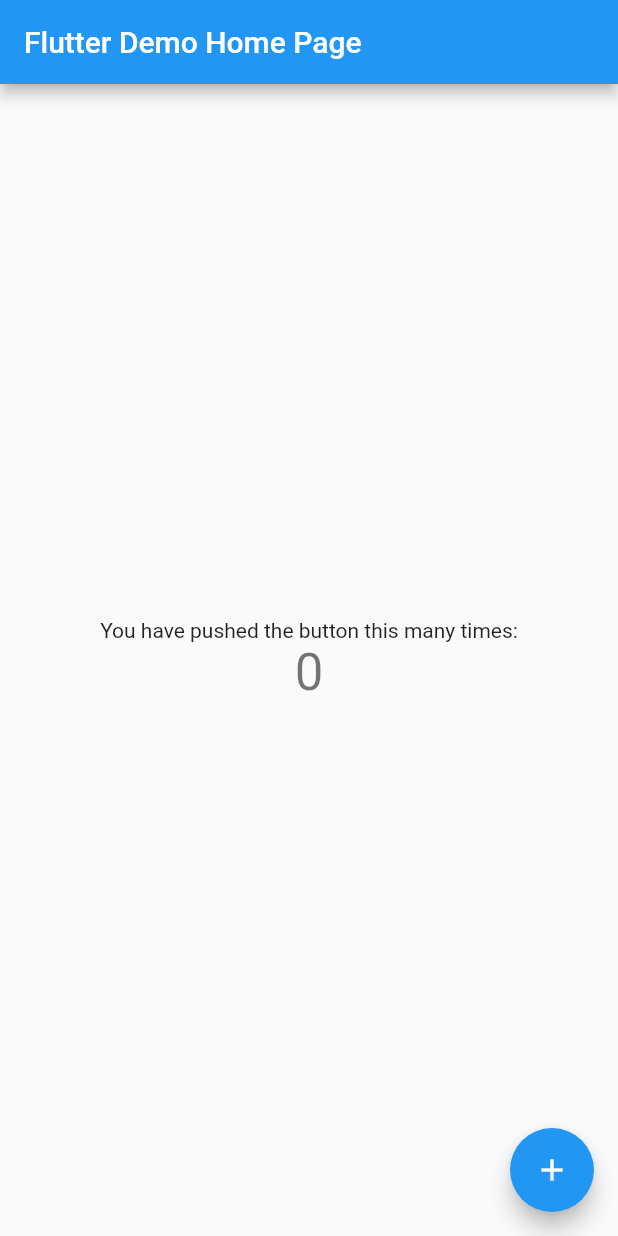
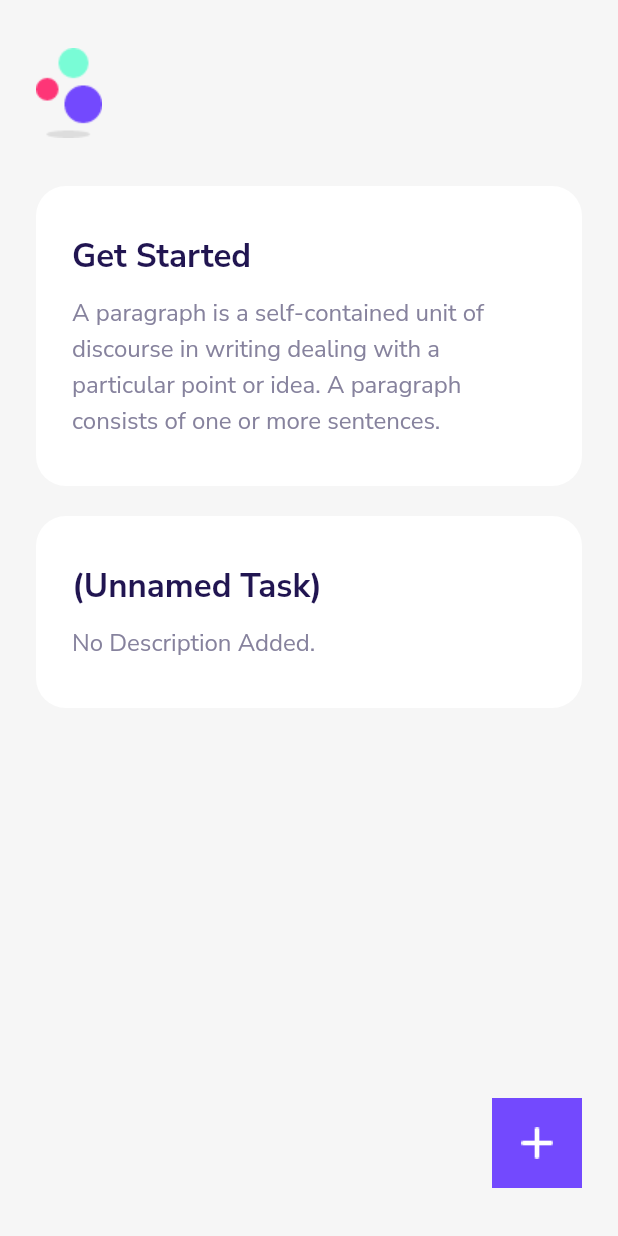
Before and after one commit to anojan1996/Todo-App, a Flutter app: the screen it shows after launch, on a phone screen of 412 x 824 dp. Run offline on Flutter 3.47's test engine with Material 2 defaults, Android fonts, the phone set to English and light mode, and no system bars; our stand-ins replace google_fonts.

Commit message:
Home Page

```diff
--- a/todo/lib/main.dart
+++ b/todo/lib/main.dart
@@ -1,4 +1,6 @@
 import 'package:flutter/material.dart';
+import 'package:google_fonts/google_fonts.dart';
+import 'package:todo/screens/homepage.dart';
 
 void main() {
   runApp(MyApp());
@@ -9,109 +11,13 @@ class MyApp extends StatelessWidget {
   @override
   Widget build(BuildContext context) {
     return MaterialApp(
-      title: 'Flutter Demo',
+      debugShowCheckedModeBanner: false,
       theme: ThemeData(
-        // This is the theme of your application.
-        //
-        // Try running your application with "flutter run". You'll see the
-        // application has a blue toolbar. Then, without quitting the app, try
-        // changing the primarySwatch below to Colors.green and then invoke
-        // "hot reload" (press "r" in the console where you ran "flutter run",
-        // or simply save your changes to "hot reload" in a Flutter IDE).
-        // Notice that the counter didn't reset back to zero; the application
-        // is not restarted.
-        primarySwatch: Colors.blue,
-        // This makes the visual density adapt to the platform that you run
-        // the app on. For desktop platforms, the controls will be smaller and
-        // closer together (more dense) than on mobile platforms.
-        visualDensity: VisualDensity.adaptivePlatformDensity,
+        textTheme:GoogleFonts.nunitoSansTextTheme(
+          Theme.of(context).textTheme,
+        ),
       ),
-      home: MyHomePage(title: 'Flutter Demo Home Page'),
+      home: Homepage(),
     );
   }
 }
-
-class MyHomePage extends StatefulWidget {
-  MyHomePage({Key key, this.title}) : super(key: key);
-
-  // This widget is the home page of your application. It is stateful, meaning
-  // that it has a State object (defined below) that contains fields that affect
-  // how it looks.
-
-  // This class is the configuration for the state. It holds the values (in this
-  // case the title) provided by the parent (in this case the App widget) and
-  // used by the build method of the State. Fields in a Widget subclass are
-  // always marked "final".
-
-  final String title;
-
-  @override
-  _MyHomePageState createState() => _MyHomePageState();
-}
-
-class _MyHomePageState extends State<MyHomePage> {
-  int _counter = 0;
-
-  void _incrementCounter() {
-    setState(() {
-      // This call to setState tells the Flutter framework that something has
-      // changed in this State, which causes it to rerun the build method below
-      // so that the display can reflect the updated values. If we changed
-      // _counter without calling setState(), then the build method would not be
-      // called again, and so nothing would appear to happen.
-      _counter++;
-    });
-  }
-
-  @override
-  Widget build(BuildContext context) {
-    // This method is rerun every time setState is called, for instance as done
-    // by the _incrementCounter method above.
-    //
-    // The Flutter framework has been optimized to make rerunning build methods
-    // fast, so that you can just rebuild anything that needs updating rather
-    // than having to individually change instances of widgets.
-    return Scaffold(
-      appBar: AppBar(
-        // Here we take the value from the MyHomePage object that was created by
-        // the App.build method, and use it to set our appbar title.
-        title: Text(widget.title),
-      ),
-      body: Center(
-        // Center is a layout widget. It takes a single child and positions it
-        // in the middle of the parent.
-        child: Column(
-          // Column is also a layout widget. It takes a list of children and
-          // arranges them vertically. By default, it sizes itself to fit its
-          // children horizontally, and tries to be as tall as its parent.
-          //
-          // Invoke "debug painting" (press "p" in the console, choose the
-          // "Toggle Debug Paint" action from the Flutter Inspector in Android
-          // Studio, or the "Toggle Debug Paint" command in Visual Studio Code)
-          // to see the wireframe for each widget.
-          //
-          // Column has various properties to control how it sizes itself and
-          // how it positions its children. Here we use mainAxisAlignment to
-          // center the children vertically; the main axis here is the vertical
-          // axis because Columns are vertical (the cross axis would be
-          // horizontal).
-          mainAxisAlignment: MainAxisAlignment.center,
-          children: <Widget>[
-            Text(
-              'You have pushed the button this many times:',
-            ),
-            Text(
-              '$_counter',
-              style: Theme.of(context).textTheme.headline4,
-            ),
-          ],
-        ),
-      ),
-      floatingActionButton: FloatingActionButton(
-        onPressed: _incrementCounter,
-        tooltip: 'Increment',
-        child: Icon(Icons.add),
-      ), // This trailing comma makes auto-formatting nicer for build methods.
-    );
-  }
-}
--- /dev/null
+++ b/todo/lib/screens/homepage.dart
@@ -0,0 +1,68 @@
+import 'package:flutter/material.dart';
+import 'package:todo/widgets.dart';
+
+class Homepage extends StatefulWidget {
+  @override
+  _HomepageState createState() => _HomepageState();
+}
+
+class _HomepageState extends State<Homepage> {
+  @override
+  Widget build(BuildContext context) {
+    return Scaffold(
+      body: SafeArea(
+        child:Container(
+          width: double.infinity,
+          padding: EdgeInsets.symmetric(
+            horizontal: 24.0,
+            vertical: 32.0,
+          ),
+          color: Color(0xFFF6F6F6),
+          child: Stack(
+            children: [
+              Column(
+                crossAxisAlignment: CrossAxisAlignment.start,
+                children: [
+                Container(
+                  margin: EdgeInsets.only(
+                    bottom:32.0
+                    ),
+                  child: Image(
+                    image: AssetImage(
+                      'assets/images/logo.png'
+
+                  ),
+                  ),
+                ),
+                TaskCardWidget(
+                  title: "Get Started",
+                  desc: "A paragraph is a self-contained unit of discourse in writing dealing with a particular point or idea. A paragraph consists of one or more sentences.",
+                ),
+                TaskCardWidget(),
+              ],
+              ),
+              Positioned(
+                bottom: 0.0,
+                right: 0.0,
+                child: Container(
+                  width: 60.0,
+                  height: 60.0,
+                  decoration: BoxDecoration(
+                    color: Color(0xFF7349FE)
+                    //borderRadius: BorderRadius.circular(20.0),
+                  ),
+                  child: Image(
+                    image: AssetImage(
+                      "assets/images/add_icon.png",
+                    ),
+                  ),
+                ),
+              ),
+            ],
+          ),
+        ) ,
+        ),
+
+    );
+  }
+}
--- /dev/null
+++ b/todo/lib/widgets.dart
@@ -0,0 +1,51 @@
+import 'package:flutter/material.dart';
+
+class TaskCardWidget extends StatelessWidget {
+  @override
+  final String title;
+  final String desc;
+  TaskCardWidget({this.title, this.desc});
+
+  Widget build(BuildContext context) {
+    return Container(
+      width: double.infinity,
+      padding: EdgeInsets.symmetric(
+        horizontal: 24.0,
+        vertical: 32.0,
+        ),
+        margin: EdgeInsets.only(
+          bottom: 20.0),
+        decoration: BoxDecoration(
+          color: Colors.white,
+          borderRadius: BorderRadius.circular(20.0)
+          ),
+      child: Column(
+        crossAxisAlignment: CrossAxisAlignment.start,
+        children: [
+          Text(
+        title ?? "(Unnamed Task)",
+        style: TextStyle(
+          color:Color(0xFF211551),
+           fontSize: 22.0,
+           fontWeight:FontWeight.bold,
+           ),
+           ),
+           Padding(
+             padding: EdgeInsets.only(
+               top: 10.0,
+             ),
+             child: Text(
+               desc ?? "No Description Added.",
+               style: TextStyle(
+                 fontSize:16.0,
+                 color: Color(0xFF86829D),
+                 height: 1.5,
+                  ),
+             ),
+           ),
+        ],
+        ),
+
+    );
+  }
+}
--- a/todo/pubspec.yaml
+++ b/todo/pubspec.yaml
@@ -28,6 +28,7 @@ dependencies:
   # The following adds the Cupertino Icons font to your application.
   # Use with the CupertinoIcons class for iOS style icons.
   cupertino_icons: ^1.0.0
+  google_fonts: ^1.1.0
 
 dev_dependencies:
   flutter_test:
@@ -45,9 +46,8 @@ flutter:
   uses-material-design: true
 
   # To add assets to your application, add an assets section, like this:
-  # assets:
-  #   - images/a_dot_burr.jpeg
-  #   - images/a_dot_ham.jpeg
+  assets:
+    - assets/images/
 
   # An image asset can refer to one or more resolution-specific "variants", see
   # https://flutter.dev/assets-and-images/#resolution-aware.
```
Also changed, not shown: todo/assets/images/add_icon.png (added), todo/assets/images/back_arrow_icon.png (added), todo/assets/images/check_icon.png (added), todo/assets/images/delete_icon.png (added), todo/assets/images/logo.png (added), todo/pubspec.lock, 1 other file.
